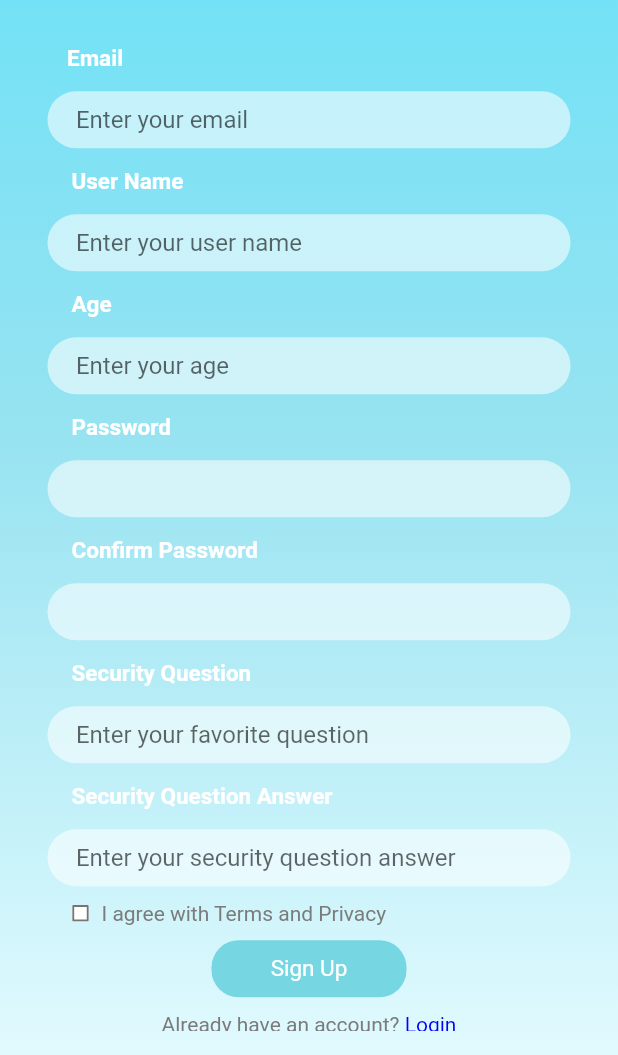
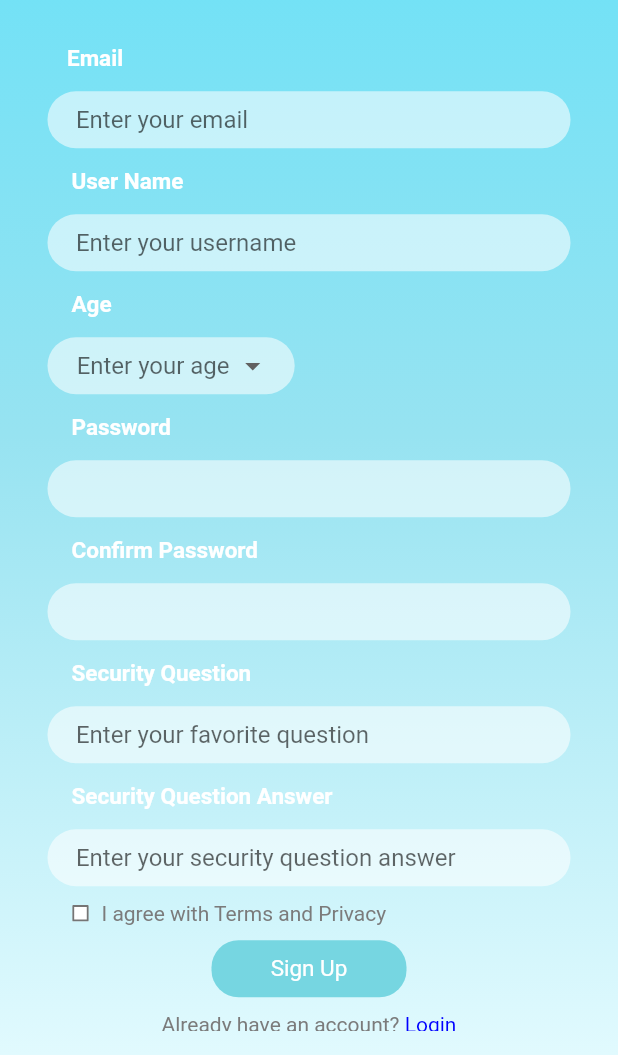
Before and after one commit to JZ-Jun/impact_chodi, a Flutter app: the SignUpScreen screen opened directly, on a phone screen of 412 x 824 dp, the part 181-1236 px from its top. Run offline on Flutter 3.47's test engine with Material 2 defaults, Android fonts, the light colour scheme and no system bars; our stand-ins replace cloud_firestore, firebase_auth, firebase_core, flutter_svg, fluttertoast, google_sign_in and 3 more; accounts and stored records are empty.

Commit message:
Firebase Login Update 4
Dealt with login error: creating a regular email/password account and then logging in with google afterwards.

Changed age field in the sign-up screen to a dropdown menu. Items in the dropdown menu may be changed if age-group ranges are clarified.

This means that for the User model, the age goes from int to String.

```diff
--- a/chodi_login/lib/models/user.dart
+++ b/chodi_login/lib/models/user.dart
@@ -2,7 +2,7 @@ class User {
   int? id;
   String? email;
   String? userName;
-  int? age;
+  String? age;
   String? securityQuestion;
   String? securityQuestionAnswer;
   String? password;
@@ -34,7 +34,7 @@ class User {
     id = map['id'] as int?;
     email = map['email'] as String?;
     userName = map['userName'] as String?;
-    age = map['age'] as int?;
+    age = map['age'] as String?;
     securityQuestion = map['securityQuestion'] as String?;
     securityQuestionAnswer = map['securityQuestionAnswer'] as String?;
     password = map['password'] as String?;
--- a/chodi_login/lib/screens/user/forgot_password_email_screen.dart
+++ b/chodi_login/lib/screens/user/forgot_password_email_screen.dart
@@ -5,8 +5,6 @@ import 'package:flutter_chodi_app/screens/user/forgot_password_security_question
 import 'package:flutter_chodi_app/services/firebase_service.dart';
 import 'package:flutter_chodi_app/widget/strip_guide_widget.dart';
 import 'package:fluttertoast/fluttertoast.dart';
-
-import '../../services/sqlite_service.dart';
 
 class ForgotPasswordEmailScreen extends StatefulWidget {
   const ForgotPasswordEmailScreen({Key? key}) : super(key: key);
@@ -17,7 +15,6 @@ class ForgotPasswordEmailScreen extends StatefulWidget {
 }
 
 class _ForgotPasswordEmailScreenState extends State<ForgotPasswordEmailScreen> {
-  //SqliteService sqliteService = SqliteService.instance;
   FirebaseService fbservice = FirebaseService();
   late TextEditingController emailController;
   late User user;
--- a/chodi_login/lib/screens/user/reset_password_srceen.dart
+++ b/chodi_login/lib/screens/user/reset_password_srceen.dart
@@ -2,15 +2,13 @@ import 'package:flutter/material.dart';
 import 'package:flutter_chodi_app/models/user.dart';
 import 'package:flutter_chodi_app/screens/user/login_screen.dart';
 import 'package:flutter_chodi_app/services/firebase_service.dart';
-import 'package:flutter_chodi_app/services/sqlite_service.dart';
 
 import '../../configs/app_theme.dart';
 import '../../widget/strip_guide_widget.dart';
 
 class ResetPasswordScreen extends StatefulWidget {
+  const ResetPasswordScreen({Key? key, required this.email}) : super(key: key);
   final String email;
-
-  const ResetPasswordScreen({Key? key, required this.email}) : super(key: key);
 
   @override
   _ResetPasswordScreenState createState() => _ResetPasswordScreenState();
--- a/chodi_login/lib/screens/user/sign_up_screen.dart
+++ b/chodi_login/lib/screens/user/sign_up_screen.dart
@@ -15,8 +15,11 @@ class SignUpScreen extends StatefulWidget {
 }
 
 class _SignUpScreenState extends State<SignUpScreen> {
+  String? ageValue;
+  List<String> ageList = _createAgeList();
+
   bool _checkboxValue = false;
-  late TextEditingController ageController;
+
   late TextEditingController emailController;
   late TextEditingController passwordController;
   late TextEditingController confirmPasswordController;
@@ -33,10 +36,13 @@ class _SignUpScreenState extends State<SignUpScreen> {
     passwordController = TextEditingController();
     confirmPasswordController = TextEditingController();
     userNameController = TextEditingController();
-    ageController = TextEditingController();
     securityQuestionController = TextEditingController();
     securityQuestionAnswerController = TextEditingController();
   }
+
+  DropdownMenuItem<String> buildMenuItem(String ageValue) => DropdownMenuItem(
+      value: ageValue,
+      child: Text(ageValue, style: const TextStyle(color: AppTheme.fontColor)));
 
   @override
   Widget build(BuildContext context) {
@@ -141,7 +147,7 @@ class _SignUpScreenState extends State<SignUpScreen> {
                           decoration: const InputDecoration(
                               contentPadding: EdgeInsets.only(left: 3),
                               isDense: true,
-                              hintText: 'Enter your user name',
+                              hintText: 'Enter your username',
                               border: InputBorder.none),
                         )),
                     const Padding(
@@ -155,24 +161,27 @@ class _SignUpScreenState extends State<SignUpScreen> {
                       ),
                     ),
                     Container(
-                        alignment: Alignment.center,
-                        padding: const EdgeInsets.only(left: 16),
+                        padding: const EdgeInsets.only(left: 16, right: 16),
                         height: 38,
                         decoration: const BoxDecoration(
                             color: AppTheme.editTextColors,
                             borderRadius:
                                 BorderRadius.all(Radius.circular(20))),
-                        width: MediaQuery.of(context).size.width,
-                        child: TextField(
-                          style: const TextStyle(color: AppTheme.fontColor),
-                          controller: ageController,
-                          keyboardType: TextInputType.number,
-                          decoration: const InputDecoration(
-                              contentPadding: EdgeInsets.only(left: 3),
-                              isDense: true,
-                              hintText: 'Enter your age',
-                              border: InputBorder.none),
-                        )),
+                        width: MediaQuery.of(context).size.width / 2.5,
+                        child: DropdownButton<String>(
+                            alignment: Alignment.center,
+                            isExpanded: true,
+                            hint: const Text("Enter your age"),
+                            dropdownColor: Colors.white,
+                            underline: SizedBox(),
+                            icon: const Icon(Icons.arrow_drop_down),
+                            items: ageList.map(buildMenuItem).toList(),
+                            value: ageValue,
+                            onChanged: (newValue) {
+                              setState(() {
+                                ageValue = newValue;
+                              });
+                            })),
                     const Padding(
                       padding: EdgeInsets.only(bottom: 13, top: 13, left: 16),
                       child: Text(
@@ -382,7 +391,7 @@ class _SignUpScreenState extends State<SignUpScreen> {
                       User user = User(
                           email: emailController.text,
                           userName: userNameController.text,
-                          age: int.parse(ageController.text),
+                          age: ageValue,
                           securityQuestionAnswer:
                               securityQuestionAnswerController.text,
                           securityQuestion: securityQuestionController.text,
@@ -442,7 +451,7 @@ class _SignUpScreenState extends State<SignUpScreen> {
   bool _checkNull() {
     return emailController.text.trim().isEmpty ||
         userNameController.text.isEmpty ||
-        ageController.text.isEmpty ||
+        ageValue == null ||
         passwordController.text.isEmpty ||
         confirmPasswordController.text.isEmpty ||
         securityQuestionController.text.isEmpty ||
@@ -460,3 +469,12 @@ class _SignUpScreenState extends State<SignUpScreen> {
         fontSize: 16.0);
   }
 }
+
+List<String> _createAgeList() {
+  List<String> list = [];
+
+  for (var i = 18; i < 99; i++) {
+    list.add(i.toString());
+  }
+  return list;
+}
--- a/chodi_login/lib/services/google_authentication_service/google_authentication.dart
+++ b/chodi_login/lib/services/google_authentication_service/google_authentication.dart
@@ -8,7 +8,7 @@ import 'dart:developer'; //for printing
 //This class should handle the process for logging in using google
 
 /*
-notes for Google Authentication
+notes for Google Authentication - February 2022
 -follow firebase set-up instructions, enable google in firebase
     -need google-services.json file in /android/app
     -SHA-1 Certificate fingerprints for debug
@@ -55,7 +55,7 @@ class GoogleAuthentication extends ChangeNotifier {
       addGoogleUserData(credential.idToken);
       log("New user!"); //TO DELETE LATER
     } else {
-      updateGoogleUserData(); //for testing
+      //updateGoogleUserData();
     }
 
     notifyListeners();
@@ -78,7 +78,7 @@ class GoogleAuthentication extends ChangeNotifier {
 
   //sign out function implemented for Google
   Future signOutWithGoogle() async {
-    final list = await _auth.currentUser!.providerData;
+    final list = _auth.currentUser!.providerData;
     for (var i = 0; i < list.length; i++) {
       if (list[i].providerId == 'google.com') {
         await _googleSignIn.disconnect();
@@ -108,7 +108,10 @@ class GoogleAuthentication extends ChangeNotifier {
         */
 
         "Email": user.email,
-        "Username": 'exampleName',
+        "Username": user.displayName,
+        "Age": null,
+        "SecurityQuestion": null,
+        "SecurityQuestionAnswer": null,
 
         //after logging, redirect to another page, (use if condition to decide) then update the values.
         //Delete account if incompleted.
@@ -116,6 +119,7 @@ class GoogleAuthentication extends ChangeNotifier {
     }
   }
 
+/*
   Future updateGoogleUserData() async {
     final user = FirebaseAuth.instance.currentUser;
     if (user != null) {
@@ -124,14 +128,11 @@ class GoogleAuthentication extends ChangeNotifier {
 
       await chodiUsers.doc(user.uid).set({
         "Email": user.email,
-        "Password": "password",
-        "Username": "firstName",
-        "Age": "0",
-        "SecurityQuestion": "a?",
-        "SecurityQuestionAnswer": "a",
+        "Username": user.displayName,
       });
     }
   }
+  */
 
   //get "given_name" and "family_name" using idtoken
   static Map<String, dynamic>? getGivenAndFamilyName(String token) {
--- a/chodi_login/lib/widget/chodi_text.dart
+++ b/chodi_login/lib/widget/chodi_text.dart
@@ -51,7 +51,7 @@ class ChodiText extends StatelessWidget {
         const Padding(
             padding: EdgeInsets.only(top: 25),
             child: Text(
-              "Create Hope & Oppotunity",
+              "Create Hope & Opportunity",
               style: TextStyle(
                   fontSize: 14,
                   color: AppTheme.fontColor,
@@ -60,7 +60,7 @@ class ChodiText extends StatelessWidget {
         const Padding(
           padding: EdgeInsets.only(top: 6),
           child: Text(
-            "By Direct imdact",
+            "By Direct Impact",
             style: TextStyle(
                 fontSize: 14,
                 color: AppTheme.fontColor,
```
Also changed, not shown: chodi_login/lib/main.dart (+1 -15 lines), chodi_login/lib/services/firebase_service.dart (+15 -14 lines).
